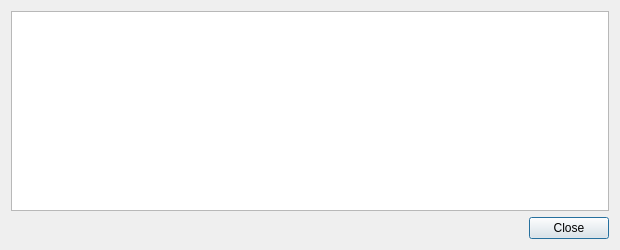
Old version of the form src/qt/forms/transactiondescdialog.ui in the repository firoorg/firo.
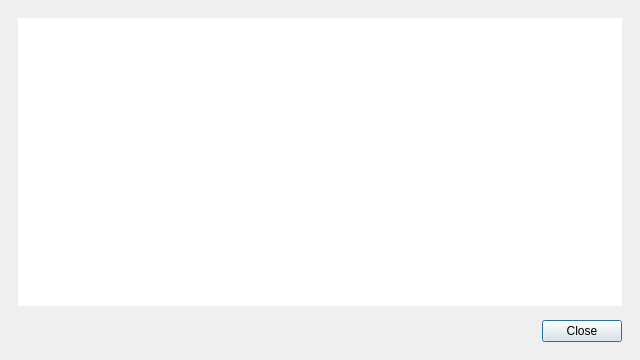
New version of the form.

Commit message: Fix transaction details dialog and history double-click

```diff
--- a/src/qt/forms/transactiondescdialog.ui
+++ b/src/qt/forms/transactiondescdialog.ui
@@ -6,16 +6,40 @@
    <rect>
     <x>0</x>
     <y>0</y>
-    <width>620</width>
-    <height>250</height>
+    <width>640</width>
+    <height>360</height>
    </rect>
   </property>
+  <property name="minimumSize">
+   <size>
+    <width>480</width>
+    <height>280</height>
+   </size>
+  </property>
   <property name="windowTitle">
    <string notr="true">Transaction details</string>
   </property>
   <layout class="QVBoxLayout" name="verticalLayout">
+   <property name="leftMargin">
+    <number>18</number>
+   </property>
+   <property name="topMargin">
+    <number>18</number>
+   </property>
+   <property name="rightMargin">
+    <number>18</number>
+   </property>
+   <property name="bottomMargin">
+    <number>18</number>
+   </property>
+   <property name="spacing">
+    <number>14</number>
+   </property>
    <item>
     <widget class="QTextEdit" name="detailText">
+     <property name="frameShape">
+      <enum>QFrame::NoFrame</enum>
+     </property>
      <property name="toolTip">
       <string>This pane shows a detailed description of the transaction</string>
      </property>
```
The commit also changes 2 other files.
